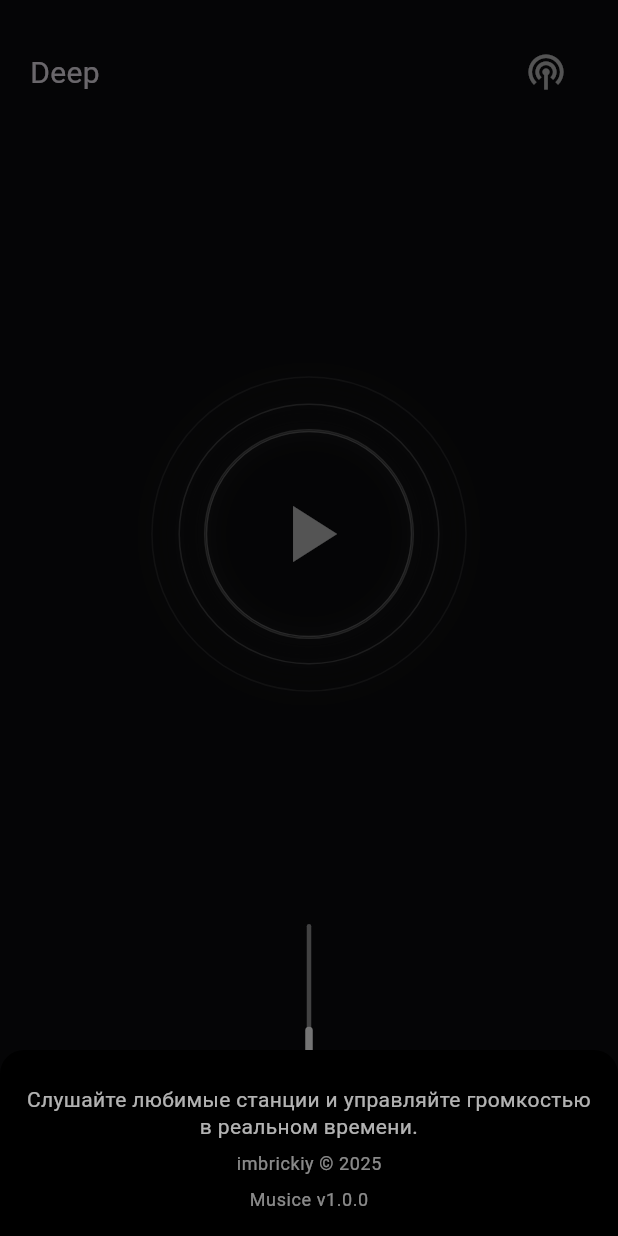
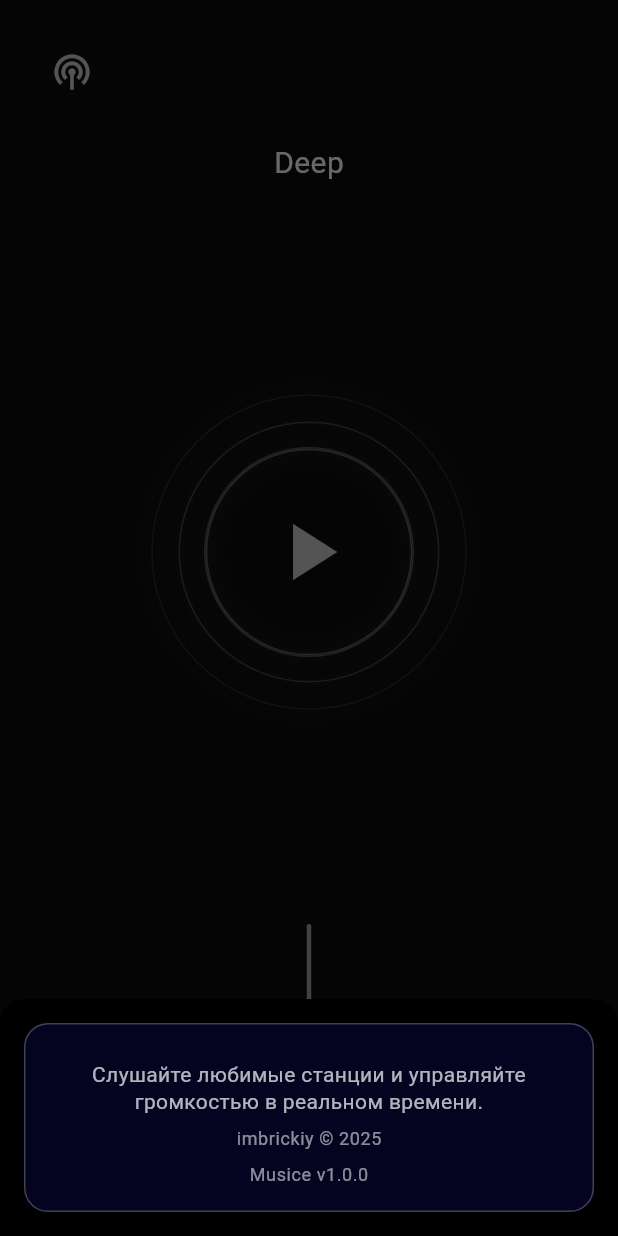
Before and after one commit to imbrickiy/musice, a Flutter app: the screen it shows after launch, after a tap on the "info outline" icon, on a phone screen of 412 x 824 dp. Run offline on Flutter 3.47's test engine with Material 3 defaults, Android fonts, the phone set to English and light mode, and no system bars; our stand-ins replace just_audio; missing offline and left inert: window_manager; Roboto replaces fonts that are missing (SFPro); project files that could hold a hidden picture were left out.

Commit message:
Add AboutSheet widget and corresponding test; update app constants

```diff
--- a/lib/constants/app_constants.dart
+++ b/lib/constants/app_constants.dart
@@ -5,7 +5,11 @@ import 'package:musice/models/station.dart';
 const Size kWindowSize = Size(390, 844);
 
 // Colors
-const Color kSeedColor = Color(0xFF7C4DFF);
+const Color kSeedColor = Color(0xFFF65500);
+const Color kPrimaryColor = Color(0xFFF65500);
+const Color kOnPrimaryColor = Colors.white;
+const Color kSecondaryColor = Color(0x212121FF);
+const Color kBackgroundColor = Color(0xFF0B0B0D);
 const Color kScaffoldBackgroundColor = Color(0xFF0B0B0D);
 const Color kIconColor = Colors.white70;
 const Color kDividerColor = Colors.white24;
@@ -28,6 +32,8 @@ const List<Station> kStations = [
   Station('Chill-Out', 'https://hls-01-radiorecord.hostingradio.ru/record-chil/playlist.m3u8'),
   Station('Ambient', 'https://hls-01-radiorecord.hostingradio.ru/record-ambient/playlist.m3u8'),
   Station('Power Deep', 'https://listen.powerapp.com.tr/powerdeep/abr/playlist.m3u8'),
+  Station('Business FM SPb', 'https://bfmreg.hostingradio.ru/spb.bfm128.mp3'),
+  Station('Business FM', 'https://bfm.hostingradio.ru/bfm256.mp3'),
 ];
 
 // UI
--- a/lib/main.dart
+++ b/lib/main.dart
@@ -10,6 +10,7 @@ import 'package:musice/widgets/station_picker_sheet.dart';
 import 'package:musice/models/station.dart';
 import 'dart:async';
 import 'package:musice/constants/app_constants.dart';
+import 'package:musice/widgets/about_sheet.dart';
 
 final GlobalKey<NavigatorState> appNavigatorKey = GlobalKey<NavigatorState>();
 
@@ -143,8 +144,7 @@ class RadioHomePage extends StatefulWidget {
 class _RadioHomePageState extends State<RadioHomePage> with SingleTickerProviderStateMixin {
   final AudioPlayer _player = AudioPlayer();
 
-  String? selectedStationName = "Deep";
-  String? selectedStationUrl = "https://hls-01-radiorecord.hostingradio.ru/record-deep/playlist.m3u8";
+  Station? _selected; // consolidated selected station
 
   // Available stations for selection
   final List<Station> _stations = kStations;
@@ -168,6 +168,7 @@ class _RadioHomePageState extends State<RadioHomePage> with SingleTickerProvider
   @override
   void initState() {
     super.initState();
+    _selected = _stations.isNotEmpty ? _stations.first : null;
     _player.setVolume(volume);
     _reactCtrl = AnimationController(vsync: this, duration: kReactionDuration)
       ..addListener(() {
@@ -192,7 +193,7 @@ class _RadioHomePageState extends State<RadioHomePage> with SingleTickerProvider
 
   // Show station picker modal
   Future<void> _showStationPicker() async {
-    final current = selectedStationName;
+    final current = _selected?.name;
 
     // If the widget is no longer mounted, do not proceed.
     if (!mounted) return;
@@ -253,15 +254,12 @@ class _RadioHomePageState extends State<RadioHomePage> with SingleTickerProvider
     if (chosen != null) {
       // Update station selection.
       setState(() {
-        selectedStationName = chosen!.name;
-        selectedStationUrl = chosen.url;
+        _selected = chosen;
       });
       // Start playing the newly selected station.
       await _startStation(chosen.url);
     }
   }
-
-
 
   Future<void> _startStation(String url) async {
     try {
@@ -290,7 +288,7 @@ class _RadioHomePageState extends State<RadioHomePage> with SingleTickerProvider
       shape: const RoundedRectangleBorder(
         borderRadius: BorderRadius.vertical(top: Radius.circular(kDefaultRadius)),
       ),
-      builder: (context) => const _AboutSheet(
+      builder: (context) => const AboutSheet(
         appName: kAppName,
         version: kAppVersion,
       ),
@@ -320,10 +318,16 @@ class _RadioHomePageState extends State<RadioHomePage> with SingleTickerProvider
           children: [
             // Header
             RadioHeader(
-              title: selectedStationName ?? "Select a station",
+
               onStationsTap: _showStationPicker,
             ),
-
+            Text(
+              _selected?.name ?? "Select a station",
+              style: const TextStyle(
+                  fontSize: kHeaderTitleFontSize,
+                  fontWeight: kHeaderTitleFontWeight
+              ),
+            ),
             // Play Button Section
             Expanded(
               child: PlaySection(
@@ -333,8 +337,9 @@ class _RadioHomePageState extends State<RadioHomePage> with SingleTickerProvider
                 reactiveLevel: _reactiveLevel,
                 onPlay: () {
                   if (_isLoading) return; // ignore while loading
-                  if (selectedStationUrl != null) {
-                    _startStation(selectedStationUrl!);
+                  final url = _selected?.url;
+                  if (url != null) {
+                    _startStation(url);
                   }
                 },
                 onPause: () {
@@ -360,43 +365,3 @@ class _RadioHomePageState extends State<RadioHomePage> with SingleTickerProvider
     );
   }
 }
-
-class _AboutSheet extends StatelessWidget {
-  final String appName;
-  final String version;
-  const _AboutSheet({required this.appName, required this.version});
-
-  @override
-  Widget build(BuildContext context) {
-    final theme = Theme.of(context);
-
-    return SafeArea(
-      top: false,
-      child: Padding(
-        padding: const EdgeInsets.fromLTRB(kDefaultPadding, kDefaultPadding, kDefaultPadding, kDefaultPadding),
-        child: Column(
-          mainAxisSize: MainAxisSize.min,
-          crossAxisAlignment: CrossAxisAlignment.start,
-          children: [
-            const SizedBox(height: 8),
-            Text(
-              'Слушайте любимые станции и управляйте громкостью в реальном времени.',
-              textAlign: TextAlign.center,
-              style: theme.textTheme.bodyMedium?.copyWith(color: Colors.white70, height: 1.25),
-            ),
-            const SizedBox(height: 8),
-            Center(
-              child: Text(kCopyright,
-                  style: theme.textTheme.bodySmall?.copyWith(color: Colors.white54)),
-            ),
-            const SizedBox(height: 8),
-            Center(
-              child: Text('$appName v$version',
-                  style: theme.textTheme.bodySmall?.copyWith(color: Colors.white54)),
-            ),
-          ],
-        ),
-      ),
-    );
-  }
-}
--- /dev/null
+++ b/lib/widgets/about_sheet.dart
@@ -0,0 +1,54 @@
+import 'package:flutter/material.dart';
+import 'package:musice/constants/app_constants.dart';
+
+class AboutSheet extends StatelessWidget {
+  final String appName;
+  final String version;
+  const AboutSheet({super.key, required this.appName, required this.version});
+
+  @override
+  Widget build(BuildContext context) {
+    final theme = Theme.of(context);
+
+    return SafeArea(
+      top: false,
+      child: Padding(
+        padding: const EdgeInsets.fromLTRB(kDefaultPadding, kDefaultPadding, kDefaultPadding, kDefaultPadding),
+        child: Container(
+          padding: const EdgeInsets.all(kDefaultPadding),
+          decoration: BoxDecoration(
+            color: kSecondaryColor,
+            borderRadius: const BorderRadius.all(Radius.circular(kDefaultRadius)),
+            border: Border.all(color: kBorderColor, width: 1),
+          ),
+          child: Column(
+            mainAxisSize: MainAxisSize.min,
+            crossAxisAlignment: CrossAxisAlignment.start,
+            children: [
+              const SizedBox(height: 8),
+              Text(
+                'Слушайте любимые станции и управляйте громкостью в реальном времени.',
+                textAlign: TextAlign.center,
+                style: theme.textTheme.bodyMedium?.copyWith(color: Colors.white70, height: 1.25),
+              ),
+              const SizedBox(height: 8),
+              Center(
+                child: Text(
+                  kCopyright,
+                  style: theme.textTheme.bodySmall?.copyWith(color: Colors.white54),
+                ),
+              ),
+              const SizedBox(height: 8),
+              Center(
+                child: Text(
+                  '$appName v$version',
+                  style: theme.textTheme.bodySmall?.copyWith(color: Colors.white54),
+                ),
+              ),
+            ],
+          ),
+        ),
+      ),
+    );
+  }
+}
--- a/lib/widgets/animated_slider.dart
+++ b/lib/widgets/animated_slider.dart
@@ -15,6 +15,7 @@ class _AnimatedSliderState extends State<AnimatedSlider> with SingleTickerProvid
   late AnimationController _controller;
   late Animation<double> _animation;
   late double _current;
+  VoidCallback? _onTick;
 
   @override
   void initState() {
@@ -28,23 +29,34 @@ class _AnimatedSliderState extends State<AnimatedSlider> with SingleTickerProvid
   void didUpdateWidget(covariant AnimatedSlider oldWidget) {
     super.didUpdateWidget(oldWidget);
     if (oldWidget.value != widget.value) {
+      // Stop any in-flight animation and detach previous listener, if any.
       _controller.stop();
+      if (_onTick != null) {
+        _animation.removeListener(_onTick!);
+      }
+
+      // Animate smoothly from current visual value to the new target value.
       _animation = Tween<double>(begin: _current, end: widget.value)
           .animate(CurvedAnimation(parent: _controller, curve: Curves.easeOut));
-      _animation.addListener(() {
+
+      _onTick = () {
         setState(() {
           _current = _animation.value;
         });
         if (widget.onAnimated != null) {
           widget.onAnimated!(_current);
         }
-      });
+      };
+      _animation.addListener(_onTick!);
       _controller.forward(from: 0);
     }
   }
 
   @override
   void dispose() {
+    if (_onTick != null) {
+      _animation.removeListener(_onTick!);
+    }
     _controller.dispose();
     super.dispose();
   }
@@ -53,7 +65,13 @@ class _AnimatedSliderState extends State<AnimatedSlider> with SingleTickerProvid
   Widget build(BuildContext context) {
     return Slider(
       value: _current,
-      onChanged: widget.onChanged,
+      onChanged: (v) {
+        // Immediately reflect drag position for responsive feel
+        setState(() {
+          _current = v;
+        });
+        widget.onChanged(v);
+      },
       min: 0,
       max: 1,
     );
--- a/lib/widgets/play_section.dart
+++ b/lib/widgets/play_section.dart
@@ -53,6 +53,10 @@ class PlaySection extends StatelessWidget {
             ),
             AbsorbPointer(
               absorbing: isLoading,
+              child: Semantics(
+                button: true,
+                enabled: !isLoading,
+                label: isPlaying ? 'Pause' : 'Play',
                 child: GestureDetector(
                   onTap: () => isPlaying ? onPause() : onPlay(),
                   child: Container(
@@ -67,6 +71,7 @@ class PlaySection extends StatelessWidget {
                   ),
                 ),
               ),
+            ),
           ],
         ),
       ),
--- a/lib/widgets/radio_header.dart
+++ b/lib/widgets/radio_header.dart
@@ -2,9 +2,8 @@ import 'package:flutter/material.dart';
 import 'package:musice/constants/app_constants.dart';
 
 class RadioHeader extends StatelessWidget {
-  final String title;
   final VoidCallback onStationsTap;
-  const RadioHeader({super.key, required this.title, required this.onStationsTap});
+  const RadioHeader({super.key, required this.onStationsTap});
 
   @override
   Widget build(BuildContext context) {
@@ -13,15 +12,13 @@ class RadioHeader extends StatelessWidget {
       child: Row(
         mainAxisAlignment: MainAxisAlignment.spaceBetween,
         children: [
-          Text(
-            title,
-            style: const TextStyle(
-              fontSize: kHeaderTitleFontSize,
-              fontWeight: kHeaderTitleFontWeight,
-            ),
-          ),
           Material(
             type: MaterialType.transparency,
+            child: Tooltip(
+              message: 'Stations',
+              child: Semantics(
+                button: true,
+                label: 'Open stations',
                 child: InkWell(
                   key: const Key('stationsButton'),
                   customBorder: const CircleBorder(),
@@ -35,6 +32,8 @@ class RadioHeader extends StatelessWidget {
                   ),
                 ),
               ),
+            ),
+          ),
         ],
       ),
     );
```
Also changed, not shown: lib/widgets/station_picker_sheet.dart (+9 -1 lines), 1 other file. Lines whose indentation alone changed are shown as unchanged.
